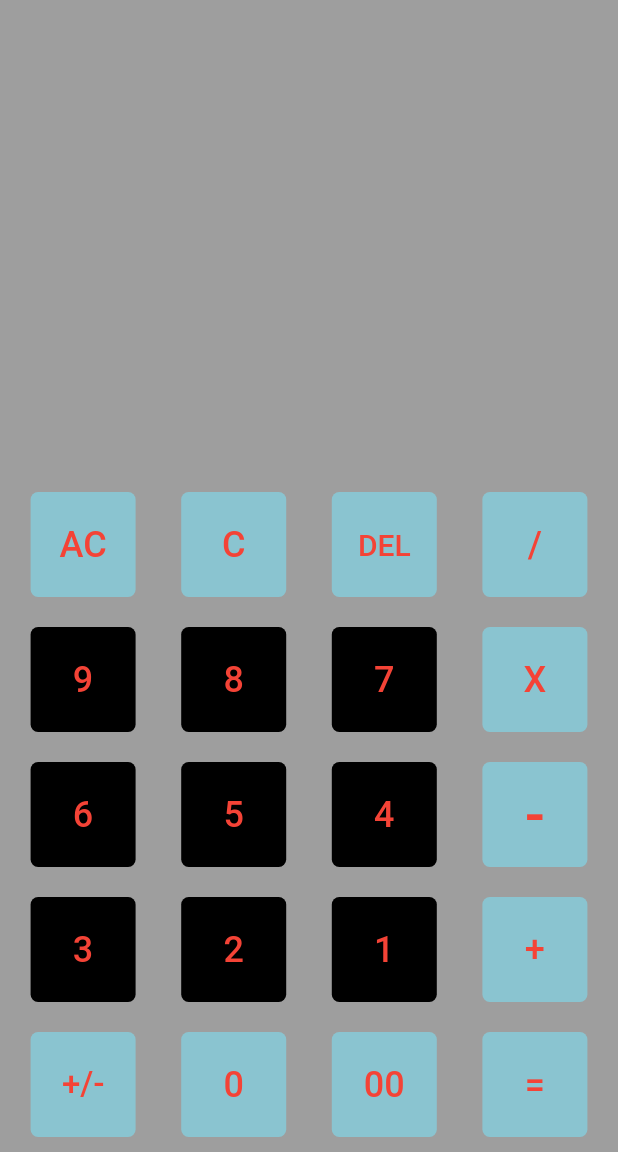
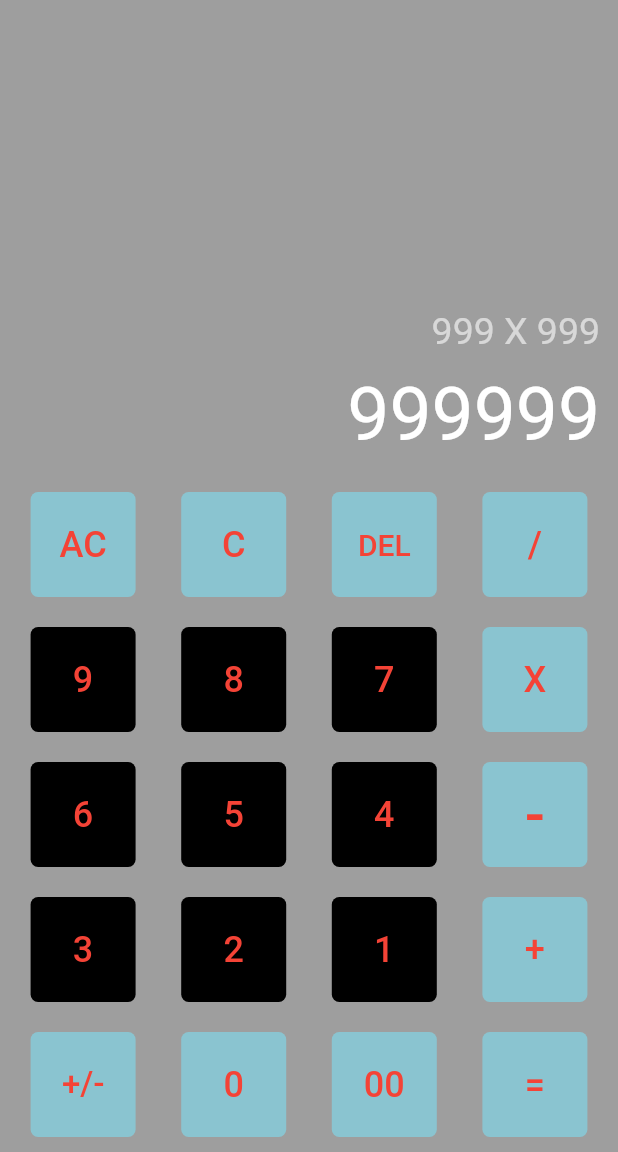
Before and after one commit to Grave2363/Table_Top_Assist, a Flutter app: the Calc screen opened directly, on a phone screen of 412 x 824 dp, the part 84-1236 px from its top. Run offline on Flutter 3.47's test engine with Material 2 defaults, Android fonts, the light colour scheme and no system bars; our stand-ins replace cloud_firestore, firebase_auth, firebase_database, firebase_messaging, flutter_spinkit, image_picker and 2 more; accounts and stored records are empty.

Commit message:
Update Calc.dart
finished ui, now to work on  functionality

```diff
--- a/lib/Pages/Calc.dart
+++ b/lib/Pages/Calc.dart
@@ -19,6 +19,16 @@ class Calc extends StatefulWidget {
 }
 
 class _CalcState extends State<Calc> {
+  int numOne;
+  int numTwo;
+  String hist;
+  String textToDis;
+  String res;
+  String operator;
+  void btnOnClick(String btnVal)
+  {
+    // toDo : add functionality
+  }
   @override
   Widget build(BuildContext context) {
     return Scaffold(
@@ -32,49 +42,67 @@ class _CalcState extends State<Calc> {
         child: Column(
           mainAxisAlignment: MainAxisAlignment.end,
           children: [
+            Container(
+              child: Padding(
+                padding: EdgeInsets.only(right: 12),
+                child: Text(
+                  '999 X 999', style: TextStyle(fontSize: 25, color: Colors.white60),
+                ),
+              ),
+              alignment: Alignment(1.0, 1.0),
+            ),
+            Container(
+              child: Padding(
+                padding: EdgeInsets.all(12),
+                child: Text(
+                  '999999', style: TextStyle(fontSize: 50, color: Colors.white),
+                ),
+              ),
+              alignment: Alignment(1.0, 1.0),
+            ) ,
             Row(
               mainAxisAlignment: MainAxisAlignment.spaceEvenly,
               children: [
-                calc_btn(text: 'AC', textSize: 24, fillColor: 0xFF8ac4d0),
-                calc_btn(text: 'C', textSize: 24, fillColor: 0xFF8ac4d0),
-                calc_btn(text: 'DEL', textSize: 20, fillColor: 0xFF8ac4d0),
-                calc_btn(text: '/', textSize: 24, fillColor: 0xFF8ac4d0),
+                calc_btn(text: 'AC', textSize: 24, fillColor: 0xFF8ac4d0, callback: btnOnClick,),
+                calc_btn(text: 'C', textSize: 24, fillColor: 0xFF8ac4d0, callback: btnOnClick),
+                calc_btn(text: 'DEL', textSize: 20, fillColor: 0xFF8ac4d0, callback: btnOnClick),
+                calc_btn(text: '/', textSize: 24, fillColor: 0xFF8ac4d0, callback: btnOnClick),
               ],
             ),
             Row(
               mainAxisAlignment: MainAxisAlignment.spaceEvenly,
               children: [
-                calc_btn(text: '9', textSize: 24, fillColor: 0xFF000000),
-                calc_btn(text: '8', textSize: 24, fillColor: 0xFF000000),
-                calc_btn(text: '7', textSize: 24, fillColor: 0xFF000000),
-                calc_btn(text: 'X', textSize: 24, fillColor: 0xFF8ac4d0),
+                calc_btn(text: '9', textSize: 24, fillColor: 0xFF000000, callback: btnOnClick),
+                calc_btn(text: '8', textSize: 24, fillColor: 0xFF000000, callback: btnOnClick),
+                calc_btn(text: '7', textSize: 24, fillColor: 0xFF000000, callback: btnOnClick),
+                calc_btn(text: 'X', textSize: 24, fillColor: 0xFF8ac4d0, callback: btnOnClick),
               ],
             ),
             Row(
               mainAxisAlignment: MainAxisAlignment.spaceEvenly,
               children: [
-                calc_btn(text: '6', textSize: 24, fillColor: 0xFF000000),
-                calc_btn(text: '5', textSize: 24, fillColor: 0xFF000000),
-                calc_btn(text: '4', textSize: 24, fillColor: 0xFF000000),
-                calc_btn(text: '-', textSize: 40, fillColor: 0xFF8ac4d0),
+                calc_btn(text: '6', textSize: 24, fillColor: 0xFF000000, callback: btnOnClick),
+                calc_btn(text: '5', textSize: 24, fillColor: 0xFF000000, callback: btnOnClick),
+                calc_btn(text: '4', textSize: 24, fillColor: 0xFF000000, callback: btnOnClick),
+                calc_btn(text: '-', textSize: 40, fillColor: 0xFF8ac4d0, callback: btnOnClick),
               ],
             ),
             Row(
               mainAxisAlignment: MainAxisAlignment.spaceEvenly,
               children: [
-                calc_btn(text: '3', textSize: 24, fillColor: 0xFF000000),
-                calc_btn(text: '2', textSize: 24, fillColor: 0xFF000000),
-                calc_btn(text: '1', textSize: 24, fillColor: 0xFF000000),
-                calc_btn(text: '+', textSize: 24, fillColor: 0xFF8ac4d0),
+                calc_btn(text: '3', textSize: 24, fillColor: 0xFF000000, callback: btnOnClick),
+                calc_btn(text: '2', textSize: 24, fillColor: 0xFF000000, callback: btnOnClick),
+                calc_btn(text: '1', textSize: 24, fillColor: 0xFF000000, callback: btnOnClick),
+                calc_btn(text: '+', textSize: 24, fillColor: 0xFF8ac4d0, callback: btnOnClick),
               ],
             ),
             Row(
               mainAxisAlignment: MainAxisAlignment.spaceEvenly,
               children: [
-                calc_btn(text: '+/-', textSize: 22, fillColor: 0xFF8ac4d0),
-                calc_btn(text: '0', textSize: 24, fillColor: 0xFF8ac4d0),
-                calc_btn(text: '00', textSize: 24, fillColor: 0xFF8ac4d0),
-                calc_btn(text: '=', textSize: 24, fillColor: 0xFF8ac4d0),
+                calc_btn(text: '+/-', textSize: 22, fillColor: 0xFF8ac4d0, callback: btnOnClick),
+                calc_btn(text: '0', textSize: 24, fillColor: 0xFF8ac4d0, callback: btnOnClick),
+                calc_btn(text: '00', textSize: 24, fillColor: 0xFF8ac4d0, callback: btnOnClick),
+                calc_btn(text: '=', textSize: 24, fillColor: 0xFF8ac4d0, callback: btnOnClick),
               ],
             ),
           ],
```
